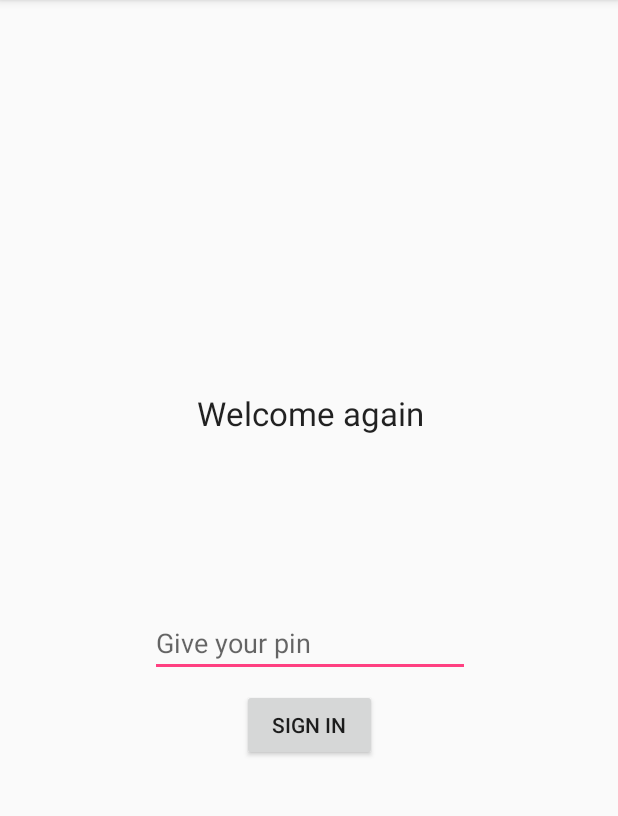
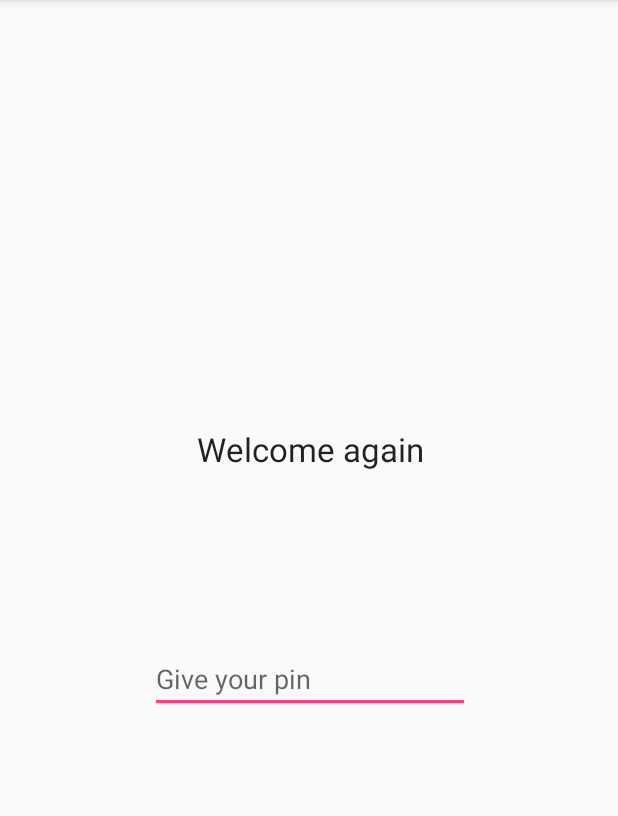
Before and after one commit to ptzianos/hermes, an Android app: the LoginActivity screen opened directly, with no data from a screen before it, on a phone screen of 412 x 824 dp, the part 84-900 px from its top. Run offline under Robolectric (Android 15) with nearby library versions, the phone set to English and light mode, and no system bars.

```diff
--- a/android-client/app/src/main/java/org/hermes/HermesRepository.kt
+++ b/android-client/app/src/main/java/org/hermes/HermesRepository.kt
@@ -36,10 +36,10 @@ class HermesRepository(private val application: Application) {
     }
 
     fun generateCredentials(pin: String): Boolean {
-        val hashedPin = PasswordHasher.hashPassword(pin.toCharArray())
+        val hashedPin = PasswordHasher.hashPassword(pin.toCharArray()).toString()
         val seed = Seed.new()
         val success = sharedPref.edit()
-            .putString(application.getString(R.string.auth_hashed_pin), hashedPin.toString())
+            .putString(application.getString(R.string.auth_hashed_pin), hashedPin)
             .putString(application.getString(R.string.auth_seed), seed.toString())
             .commit()
         if (!success) {
@@ -59,7 +59,7 @@ class HermesRepository(private val application: Application) {
     fun checkPIN(pin: String): Boolean {
         val hashedPin = PasswordHasher.hashPassword(pin.toCharArray())
         val storedPin = sharedPref.getString(application.getString(R.string.auth_hashed_pin), "")
-        return storedPin != null && (storedPin as String).toByteArray().contentEquals(hashedPin.hash)
+        return storedPin == hashedPin.toString()
     }
 
     /**
--- a/android-client/app/src/main/res/layout/activity_login.xml
+++ b/android-client/app/src/main/res/layout/activity_login.xml
@@ -47,21 +47,8 @@
             app:layout_constraintHorizontal_bias="0.503"
             android:layout_marginTop="116dp"
             app:layout_constraintTop_toBottomOf="@+id/login_title"
-            app:layout_constraintBottom_toTopOf="@+id/login_button" android:hint="@string/prompt_pin"/>
-
-    <Button
-            android:text="@string/action_sign_in"
-            android:layout_width="90dp"
-            android:layout_height="wrap_content"
-            android:id="@+id/login_button"
-            app:layout_constraintBottom_toBottomOf="parent"
-            android:layout_marginEnd="8dp"
-            app:layout_constraintEnd_toEndOf="parent"
-            app:layout_constraintStart_toStartOf="parent"
-            android:layout_marginStart="8dp"
-            android:layout_marginTop="8dp"
-            app:layout_constraintTop_toBottomOf="@+id/login_pin_input"
-            />
+            android:hint="@string/prompt_pin" android:layout_marginBottom="8dp"
+            app:layout_constraintBottom_toBottomOf="parent"/>
 
 
 </androidx.constraintlayout.widget.ConstraintLayout>
```
Also changed, not shown: android-client/app/src/main/java/org/hermes/activities/LoginActivity.kt (+30 -32 lines), android-client/app/src/main/java/org/hermes/utils/ktx.kt (added, +13 -0 lines), android-client/app/src/main/java/org/hermes/viewmodels/LoginViewModel.kt (added, +25 -0 lines).
